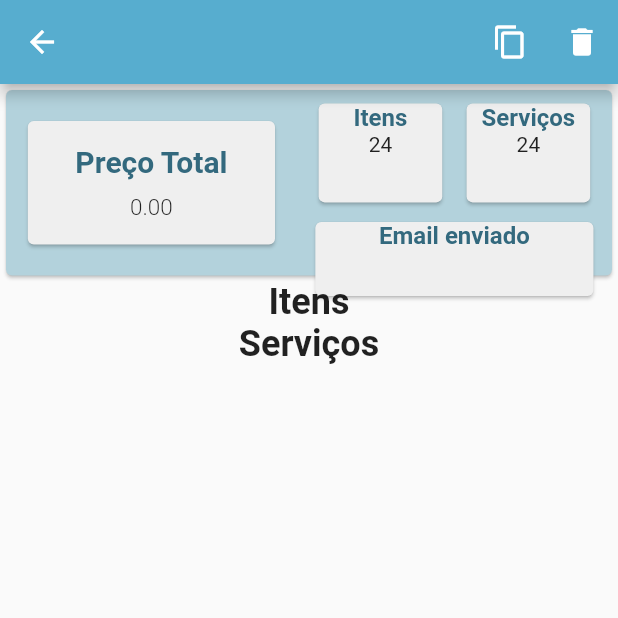
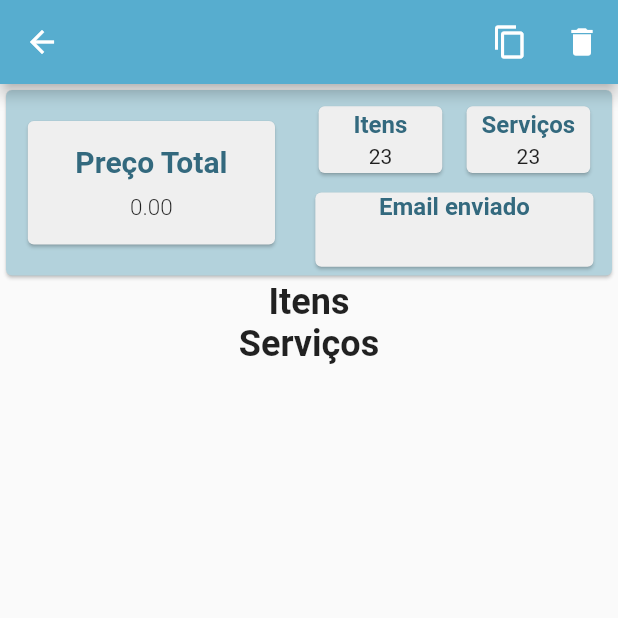
Before and after one commit to Bud-Gen/budgen-app, a Flutter app: the DetailsProjectPage screen opened directly with empty values, on a phone screen of 412 x 824 dp, the top half of it. Run offline on Flutter 3.47's test engine with Material 2 defaults, Android fonts, the light colour scheme and no system bars; our stand-ins replace flutter_mobx, mobx, package_info_plus, sqflite; missing offline and left inert: googleapis; accounts and stored records are empty; generated files the repository leaves out were written again.

Commit message:
fix: bugs before dart update

```diff
--- a/budgen/lib/app/favorite/favorite_store.dart
+++ b/budgen/lib/app/favorite/favorite_store.dart
@@ -64,6 +64,8 @@
     showItems = true;
   }
 
+  bool get existsProject => currentProject != null;
+
   @action
   Future<void> changeFavoriteItem(Item item) async {
     await _changeFavoriteItem.call(item);
--- a/budgen/lib/data/repositories/item_repository.dart
+++ b/budgen/lib/data/repositories/item_repository.dart
@@ -63,7 +63,7 @@
       price: item.price!,
       createdAt: item.createdAt!,
       createdBy: item.createdBy!,
-      deletedBy: item.deletedBy!,
+      deletedBy: item.deletedBy,
       isFavorite: !item.isFavorite!,
     );
 
--- a/budgen/lib/domain/entities/item.dart
+++ b/budgen/lib/domain/entities/item.dart
@@ -5,11 +5,11 @@
     required String id,
     required String name,
     required String code,
-    required String description,
-    required String imageUrl,
+    String? description,
+    String? imageUrl,
     required double price,
-    required String path,
-    bool? isFavorite,
+    required bool? isFavorite,
+    String? path,
     required DateTime createdAt,
     required String createdBy,
     String? deletedBy,
@@ -32,7 +32,7 @@
         name: json['name'],
         code: json['code'],
         description: json['description'],
-        imageUrl: json['url'],
+        imageUrl: json['imageUrl'],
         price: json['price'],
         path: json['path'],
         isFavorite: json['isFavorite'] == 1 ? true : false,
--- a/budgen/lib/domain/entities/worker.dart
+++ b/budgen/lib/domain/entities/worker.dart
@@ -9,14 +9,14 @@
     required String id,
     required String name,
     required String code,
-    required String description,
-    required String imageUrl,
+    String? description,
+    String? imageUrl,
     required double price,
     this.phone,
     this.type,
     this.address,
-    bool? isFavorite,
-    required String path,
+    required bool? isFavorite,
+    String? path,
     required DateTime createdAt,
     required String createdBy,
     String? deletedBy,
@@ -39,7 +39,7 @@
         name: json['name'],
         code: json['code'],
         description: json['description'],
-        imageUrl: json['url'],
+        imageUrl: json['imageUrl'],
         price: json['price'],
         phone: json['phone'],
         type: json['type'],
--- a/budgen/lib/domain/usecases/project/get_items_project.dart
+++ b/budgen/lib/domain/usecases/project/get_items_project.dart
@@ -5,7 +5,7 @@
 class GetItemsProject {
   ItemRepository _itemRepository = ItemRepository();
 
-  Future<List<Item>?> call(Project project) async {
+  Future<List<Item>?> call(Project? project) async {
     if (project == null) return null;
 
     List<String> itemsId = project.items?.keys.toList() ?? [];
--- a/budgen/lib/domain/usecases/project/get_workers_project.dart
+++ b/budgen/lib/domain/usecases/project/get_workers_project.dart
@@ -5,7 +5,7 @@
 class GetWorkersProject {
   WorkerRepository _workerRepository = WorkerRepository();
 
-  Future<List<Worker>?> call(Project project) async {
+  Future<List<Worker>?> call(Project? project) async {
     if (project == null) return null;
 
     List<String> workersId = project.workers?.keys.toList() ?? [];
--- a/budgen/lib/domain/usecases/worker/change_favorite_worker.dart
+++ b/budgen/lib/domain/usecases/worker/change_favorite_worker.dart
@@ -4,5 +4,5 @@
 class ChangeFavoriteWorker {
   WorkerRepository _repository = WorkerRepository();
 
-  Future<bool> call(Worker worker) => _repository.changeFavoriteWorker(worker);
+  Future<void> call(Worker worker) => _repository.changeFavoriteWorker(worker);
 }
--- a/budgen/lib/utils/widgets/details_project/details_products.dart
+++ b/budgen/lib/utils/widgets/details_project/details_products.dart
@@ -14,8 +14,8 @@
   Widget build(BuildContext context) {
     ColorPalette colorPalette = ColorPalette();
     final screenSize = MediaQuery.of(context).size;
-    final height = screenSize.height * 0.08;
-    final width = screenSize.width * 0.20;
+    final height = screenSize.height * 0.054;
+    final width = screenSize.width * 0.2;
 
     return Padding(
       padding: EdgeInsets.all(5),
@@ -27,6 +27,7 @@
               height: height,
               width: width,
               child: Column(
+                mainAxisAlignment: MainAxisAlignment.spaceEvenly,
                 children: [
                   Text(
                     "Itens",
@@ -50,6 +51,7 @@
               height: height,
               width: width,
               child: Column(
+                mainAxisAlignment: MainAxisAlignment.spaceEvenly,
                 children: [
                   Text(
                     "Serviços",
```
Also changed, not shown: budgen/lib/app/favorite/favorite_page.dart (+18 -22 lines), budgen/lib/app/home/home_page.dart (+56 -30 lines), budgen/lib/app/home/home_store.dart (+10 -13 lines), budgen/lib/app/search/search_page.dart (+15 -21 lines), budgen/lib/app/search/search_store.dart (+4 -3 lines), budgen/lib/data/repositories/worker_repository.dart (+6 -14 lines), budgen/lib/utils/widgets/details_project/details_project.dart (+19 -15 lines), budgen/lib/utils/widgets/item_list_tile.dart (+4 -4 lines), budgen/lib/utils/widgets/items_list.dart (+8 -7 lines), budgen/lib/utils/widgets/workers_list.dart (+11 -10 lines), budgen/lib/app/home/home_store.g.dart.
